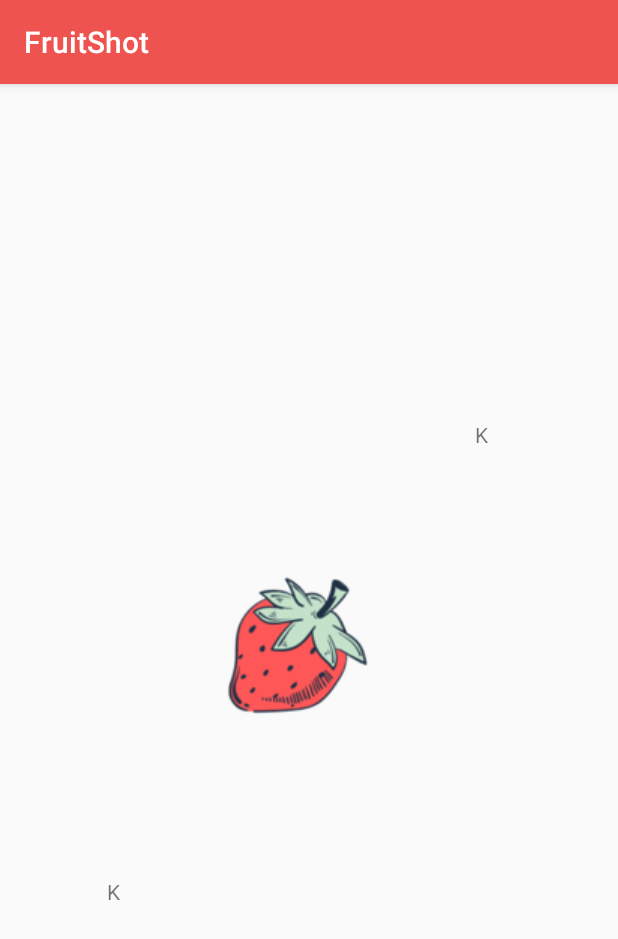
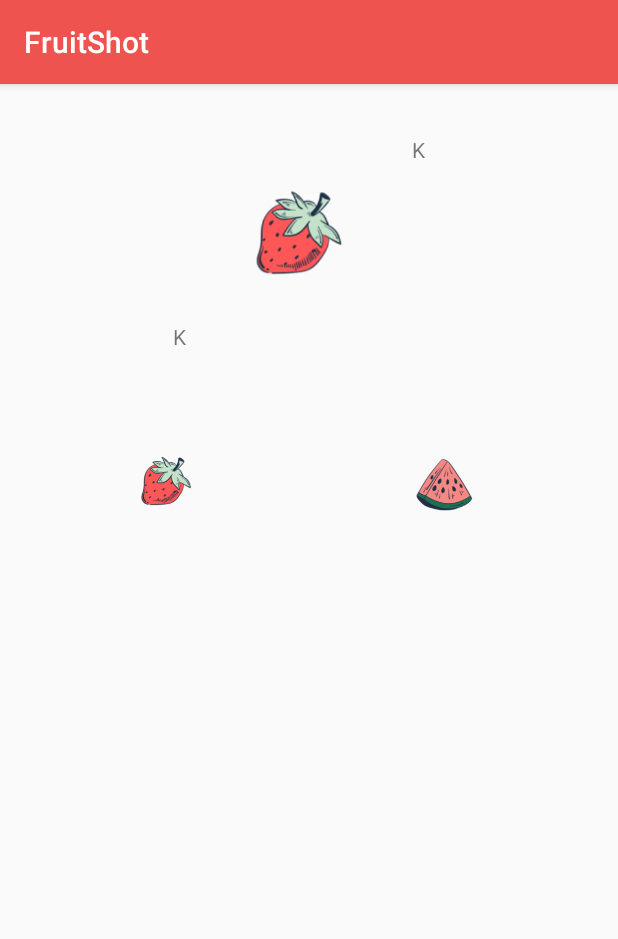
Before and after one commit to apozel/FruitShot, an Android app: the PmuActivity screen opened directly, with no data from a screen before it, on a phone screen of 412 x 824 dp. Shown: the top 939 px of the screen. Run offline under Robolectric (Android 15) with nearby library versions, the phone set to English and light mode, and no system bars; Roboto replaces fonts that are not available here.

Commit message:
slide carte

```diff
--- a/app/src/main/java/fr/isen/myapplication/pmu/CardPackage.kt
+++ b/app/src/main/java/fr/isen/myapplication/pmu/CardPackage.kt
@@ -1,18 +1,19 @@
 package fr.isen.myapplication.pmu
 
 class CardPackage {
-    init {
+
+    fun getNewCardPackage(): ArrayList<Card>{
         var listOfCardColor: Array<CardColor> =
             arrayOf<CardColor>(CardColor.STRAWBERRY, CardColor.WATERMELON, CardColor.LEMON, CardColor.BANANA)
         for (color in listOfCardColor) {
-            for (i in 0..10) {
+            for (i in 1..10) {
                 cardList.add(Card(color, "${i}"))
             }
             cardList.add(Card(color,"J"))
             cardList.add(Card(color,"Q"))
             cardList.add(Card(color,"R"))
         }
-
+        return cardList
     }
 
     companion object {
--- a/app/src/main/java/fr/isen/myapplication/pmu/PmuActivity.kt
+++ b/app/src/main/java/fr/isen/myapplication/pmu/PmuActivity.kt
@@ -1,21 +1,85 @@
 package fr.isen.myapplication.pmu
 
+import android.animation.Animator
+import android.animation.AnimatorSet
+import android.animation.ObjectAnimator
+import android.animation.ValueAnimator
 import androidx.appcompat.app.AppCompatActivity
 import android.os.Bundle
+import android.text.Layout
+import android.transition.TransitionManager
+import android.view.View
+import androidx.constraintlayout.widget.ConstraintSet
 import fr.isen.myapplication.R
 import kotlinx.android.synthetic.main.activity_pmu.*
+import kotlin.random.Random
 
 class PmuActivity : AppCompatActivity() {
 
+    val animator  = ValueAnimator.ofFloat(0f, 500f)
+    var cardPackage = CardPackage().getNewCardPackage()
+    var FirstLayout = ConstraintSet()
     override fun onCreate(savedInstanceState: Bundle?) {
         super.onCreate(savedInstanceState)
         setContentView(R.layout.activity_pmu)
-        changeCardValue(Card(CardColor.STRAWBERRY,"K"))
+        changeCardValue(Card(CardColor.STRAWBERRY, "K"))
+
+            FirstLayout.clone(parentView)
+
+        cardLayout.setOnClickListener {
+            //moveCardBackward(it)
+            resetLayout()
+            changeCardValue(takeRandomCard())
+
+        }
+        card2view.setOnClickListener{
+            moveLayout(it)
+        }
+        imageView7.setOnClickListener{
+            moveLayout(it)
+        }
+
     }
 
-    fun changeCardValue(card: Card){
+    fun prepareCardPackage(){
+        cardPackage = CardPackage.cardList
+        for (i in cardPackage){
+            if(i.value == "V"){
+                cardPackage.remove(i)
+            }
+        }
+    }
+
+    fun takeRandomCard(): Card{
+       return cardPackage.get(Random.nextInt(0,cardPackage.size))
+    }
+
+    fun returnCard(card: Card){
+        //.setImageResource(card.color.value)
+
+    }
+
+    fun changeCardValue(card: Card) {
         valueCardView1.setText(card.value)
         valueCardView2.setText(card.value)
         colorCardImage.setImageResource(card.color.value)
     }
+
+
+
+    fun moveLayout(view: View){
+        val constraintSet = ConstraintSet()
+        constraintSet.clone(parentView)
+
+        constraintSet.setVerticalBias(view.id,90f)
+        TransitionManager.beginDelayedTransition(parentView)
+        constraintSet.applyTo(parentView)
+    }
+
+    fun resetLayout(){
+        TransitionManager.beginDelayedTransition(parentView)
+        FirstLayout.applyTo(parentView)
+    }
+
+
 }
--- a/app/src/main/res/layout/activity_choix_jeu.xml
+++ b/app/src/main/res/layout/activity_choix_jeu.xml
@@ -4,7 +4,6 @@
     xmlns:tools="http://schemas.android.com/tools"
     android:layout_width="match_parent"
     android:layout_height="match_parent"
-    android:background="@drawable/peach"
     tools:context=".ChoixJeuActivity">
 
     <ImageView
--- a/app/src/main/res/layout/activity_jus_fruit.xml
+++ b/app/src/main/res/layout/activity_jus_fruit.xml
@@ -4,7 +4,7 @@
     xmlns:tools="http://schemas.android.com/tools"
     android:layout_width="match_parent"
     android:layout_height="match_parent"
-    android:background="@drawable/banane"
+    android:background="@drawable/banana"
     android:orientation="vertical">
 
     <TextView
--- a/app/src/main/res/layout/activity_main.xml
+++ b/app/src/main/res/layout/activity_main.xml
@@ -23,7 +23,7 @@
         app:layout_constraintStart_toStartOf="parent"
         app:layout_constraintTop_toTopOf="parent"
         app:layout_constraintVertical_bias="0.906"
-        app:srcCompat="@drawable/pasteque" />
+        app:srcCompat="@drawable/watermelon" />
 
     <ImageView
         android:id="@+id/addButton"
--- a/app/src/main/res/layout/activity_pmu.xml
+++ b/app/src/main/res/layout/activity_pmu.xml
@@ -7,14 +7,32 @@
     android:layout_height="match_parent"
     tools:context=".pmu.PmuActivity" >
 
+    <ImageView
+        android:id="@+id/card2view"
+        android:layout_width="101dp"
+        android:layout_height="153dp"
+        android:layout_marginStart="20dp"
+        android:layout_weight="1"
+        app:layout_constraintBottom_toBottomOf="parent"
+        app:layout_constraintEnd_toEndOf="parent"
+        app:layout_constraintStart_toEndOf="@+id/imageView7"
+        app:layout_constraintTop_toTopOf="parent"
+        app:layout_constraintVertical_bias="0.31"
+        app:srcCompat="@drawable/watermelon" />
+
     <androidx.constraintlayout.widget.ConstraintLayout
         android:id="@+id/cardLayout"
-        android:layout_width="327dp"
-        android:layout_height="405dp"
+        android:layout_width="215dp"
+        android:layout_height="177dp"
+
+        android:elevation="10dp"
         app:layout_constraintBottom_toBottomOf="parent"
         app:layout_constraintEnd_toEndOf="parent"
+        app:layout_constraintHorizontal_bias="0.49"
         app:layout_constraintStart_toStartOf="parent"
-        app:layout_constraintTop_toTopOf="parent">
+        app:layout_constraintTop_toTopOf="parent"
+        app:layout_constraintVertical_bias="0.028"
+        tools:showPaths="true">
 
         <TextView
             android:id="@+id/valueCardView1"
@@ -50,4 +68,17 @@
             app:layout_constraintTop_toTopOf="parent"
             app:layout_constraintVertical_bias="0.9" />
     </androidx.constraintlayout.widget.ConstraintLayout>
+
+    <ImageView
+        android:id="@+id/imageView7"
+        android:layout_width="102dp"
+        android:layout_height="158dp"
+        android:elevation="7dp"
+        app:layout_constraintBottom_toBottomOf="parent"
+        app:layout_constraintEnd_toStartOf="@+id/card2view"
+        app:layout_constraintStart_toStartOf="parent"
+        app:layout_constraintTop_toTopOf="parent"
+        app:layout_constraintVertical_bias="0.31"
+        app:srcCompat="@drawable/strawberry" />
+
 </androidx.constraintlayout.widget.ConstraintLayout>
--- a/app/src/main/res/values/strings.xml
+++ b/app/src/main/res/values/strings.xml
@@ -1,6 +1,6 @@
 <resources>
     <string name="app_name">FruitShot</string>
-    <string name="userName"> Joueur 1, à ton tour!</string>
+    <string name="userName"> Joueur 1, à ton tour</string>
     <string name="question1">Cites 3 moments où c est bon d avoir mal</string>
     <string name="question2">Cites 3 choses a oublier sur une aire d autoroute</string>
     <string name="appliTitle">Fruit sh..ts</string>
```
Also changed, not shown: app/src/main/java/fr/isen/myapplication/pmu/CardView.kt (added, +14 -0 lines), app/src/main/res/drawable/banane.png (deleted), app/src/main/res/drawable/citron.png (deleted), app/src/main/res/drawable/fraise.png (deleted), app/src/main/res/drawable/pasteque.png (deleted).
